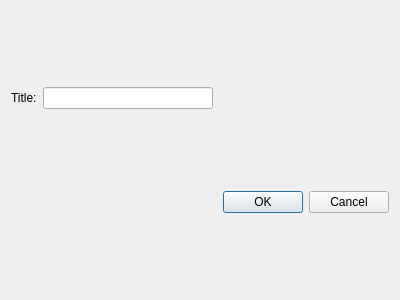
Above: edittitle.ui from computerfr33k/Dota2_Replay_Manager before the change. Below: the same form after it.
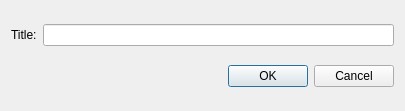
That is the form after the change.

What changed in the file:
```diff
--- a/edittitle.ui
+++ b/edittitle.ui
@@ -6,8 +6,8 @@
    <rect>
     <x>0</x>
     <y>0</y>
-    <width>400</width>
-    <height>300</height>
+    <width>405</width>
+    <height>111</height>
    </rect>
   </property>
   <property name="windowTitle">
@@ -24,7 +24,7 @@
    <item row="0" column="1">
     <widget class="QLineEdit" name="lineEdit"/>
    </item>
-   <item row="1" column="2">
+   <item row="1" column="1">
     <widget class="QDialogButtonBox" name="buttonBox">
      <property name="orientation">
       <enum>Qt::Horizontal</enum>
```
